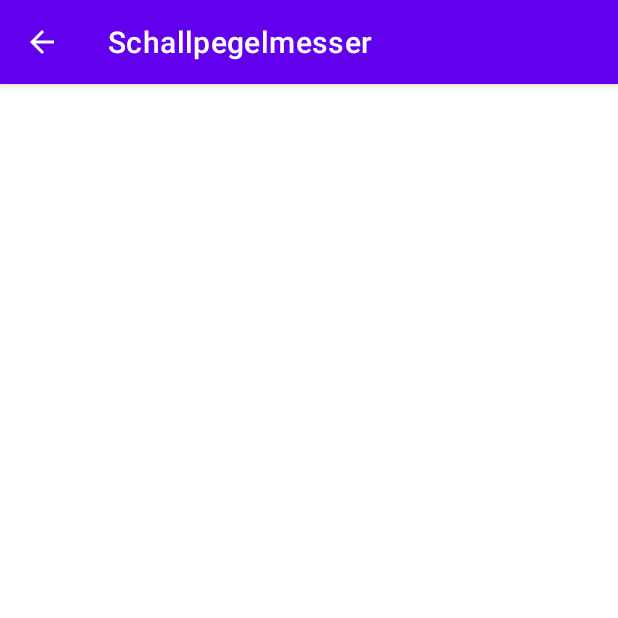
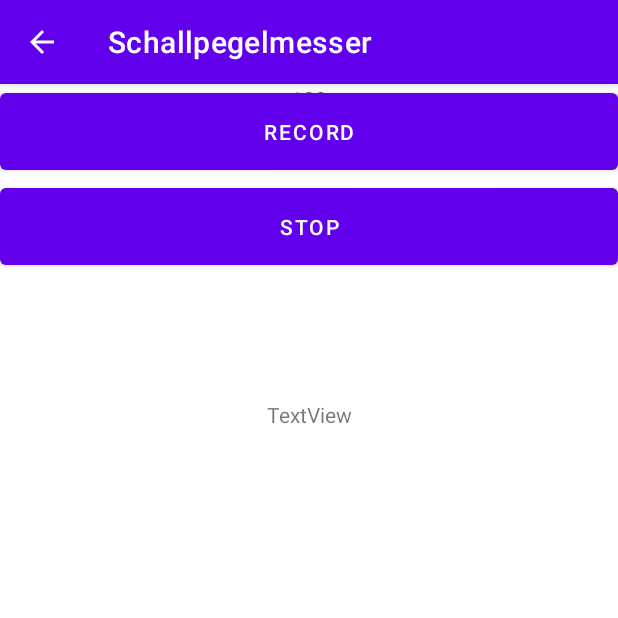
Before and after one commit to Jannik04-cpu/Messurehut, an Android app: the SchallpegelmesserActivity screen opened directly, with no data from a screen before it, on a phone screen of 412 x 824 dp, the top half of it. Run offline under Robolectric (Android 15) with nearby library versions, the phone set to English and light mode, and no system bars.

Commit message:
audio recording does kinda work :)

```diff
--- a/app/build.gradle
+++ b/app/build.gradle
@@ -29,9 +29,9 @@ android {
 
 dependencies {
 
-    implementation 'androidx.appcompat:appcompat:1.3.0'
-    implementation 'com.google.android.material:material:1.4.0'
-    implementation 'androidx.constraintlayout:constraintlayout:2.0.4'
+    implementation 'androidx.appcompat:appcompat:1.4.2'
+    implementation 'com.google.android.material:material:1.6.1'
+    implementation 'androidx.constraintlayout:constraintlayout:2.1.4'
     testImplementation 'junit:junit:4.13.2'
     androidTestImplementation 'androidx.test.ext:junit:1.1.3'
     androidTestImplementation 'androidx.test.espresso:espresso-core:3.4.0'
--- a/app/src/main/AndroidManifest.xml
+++ b/app/src/main/AndroidManifest.xml
@@ -5,6 +5,9 @@
 
     <uses-feature android:name="android.hardware.sensor.accelerometer" android:required="true"/>
     <uses-feature android:name="android.hardware.sensor.gyroscope" android:required="true"/>
+    <uses-permission android:name="android.permission.VIBRATE" />
+    <uses-permission android:name="android.permission.WRITE_EXTERNAL_STORAGE"/>
+    <uses-permission android:name="android.permission.RECORD_AUDIO"/>
 
     <application
         android:allowBackup="true"
@@ -15,7 +18,8 @@
         android:roundIcon="@mipmap/ic_launcher_round"
         android:supportsRtl="true"
         android:theme="@style/Theme.Messurehut"
-        tools:targetApi="31">
+        android:requestLegacyExternalStorage="true"
+        tools:targetApi="32">
         <activity
             android:name=".SpiritLevelActivity"
             android:exported="false" />
--- /dev/null
+++ b/app/src/main/java/com/example/messurehut/sensor/Soundmeter.java
@@ -0,0 +1,76 @@
+package com.example.messurehut.sensor;
+
+import static android.media.AudioManager.MODE_NORMAL;
+
+import android.Manifest;
+import android.app.Activity;
+import android.app.Application;
+import android.content.Context;
+import android.content.pm.PackageManager;
+import android.media.AudioManager;
+import android.media.MediaRecorder;
+import android.provider.MediaStore;
+
+import androidx.core.app.ActivityCompat;
+import androidx.core.content.ContextCompat;
+
+import java.io.IOException;
+
+public class Soundmeter {
+    private static final double EMA_FILTER = 0.6;
+
+    public MediaRecorder mediaRecorder;
+
+    private static int MICROPHONE_PERMISSION_CODE = 200;
+
+    public Soundmeter(Activity activity){
+        mediaRecorder = new MediaRecorder(activity.getApplicationContext());
+    }
+
+    public void start(Context context, Activity activity){
+
+        System.out.println("Ist Mikrofon verfügbar: " + isMicrophoneAvailable(context));
+
+        if(isMicrophoneAvailable(context)) {
+            getMicrophonePermission(context, activity);
+        }
+
+        mediaRecorder.setAudioSource(MediaRecorder.AudioSource.MIC);
+        mediaRecorder.setOutputFormat(MediaRecorder.OutputFormat.THREE_GPP);
+        mediaRecorder.setOutputFile(context.getFilesDir() + "test");
+        mediaRecorder.setAudioEncoder(MediaRecorder.AudioEncoder.AMR_NB);
+
+        try{
+            mediaRecorder.prepare();
+        } catch (IllegalStateException | IOException e){
+            e.printStackTrace();
+        }
+
+        mediaRecorder.start();
+    }
+
+    public void stop(){
+        if(mediaRecorder != null){
+            mediaRecorder.stop();
+            mediaRecorder.release();
+            mediaRecorder = null;
+        }
+    }
+
+    public double getDecibel(){
+        Double doubel = 20 * Math.log10(mediaRecorder.getMaxAmplitude() / 2700.0);
+        return doubel;
+    }
+
+    private void getMicrophonePermission(Context context, Activity activity){
+        if(ContextCompat.checkSelfPermission(context, Manifest.permission.RECORD_AUDIO) != PackageManager.PERMISSION_GRANTED){
+            ActivityCompat.requestPermissions(activity, new String[]
+                    {Manifest.permission.RECORD_AUDIO}, MICROPHONE_PERMISSION_CODE);
+        }
+    }
+
+    public static boolean isMicrophoneAvailable(Context context) {
+        AudioManager audioManager = (AudioManager) context.getApplicationContext().getSystemService(Context.AUDIO_SERVICE);
+        return audioManager.getMode() == MODE_NORMAL;
+    }
+}
--- a/app/src/main/res/layout/activity_schallpegel.xml
+++ b/app/src/main/res/layout/activity_schallpegel.xml
@@ -4,14 +4,54 @@
     xmlns:tools="http://schemas.android.com/tools"
     android:layout_width="match_parent"
     android:layout_height="match_parent">
-    <LinearLayout
-        xmlns:android="http://schemas.android.com/apk/res/android"
-        android:orientation="vertical"
+
+
+    <Button
+        android:id="@+id/button"
         android:layout_width="match_parent"
-        android:layout_height="match_parent">
-        <ListView
-            android:layout_width="match_parent"
-            android:layout_height="match_parent"/>
-    </LinearLayout>
+        android:layout_height="63dp"
+        android:onClick="onClickRecord"
+        android:text="Record"
+        android:visibility="visible"
+        app:layout_constraintBottom_toTopOf="@+id/button2"
+        app:layout_constraintEnd_toEndOf="parent"
+        app:layout_constraintHorizontal_bias="0.0"
+        app:layout_constraintStart_toStartOf="parent"
+        app:layout_constraintTop_toTopOf="parent"
+        app:layout_constraintVertical_bias="0.53" />
+
+    <Button
+        android:id="@+id/button2"
+        android:layout_width="match_parent"
+        android:layout_height="63dp"
+        android:onClick="onClickStop"
+        android:text="Stop"
+        app:layout_constraintBottom_toTopOf="@+id/decibel"
+        app:layout_constraintEnd_toEndOf="parent"
+        app:layout_constraintStart_toStartOf="parent"
+        app:layout_constraintTop_toBottomOf="@+id/button" />
+
+    <TextView
+        android:id="@+id/decibel"
+        android:layout_width="wrap_content"
+        android:layout_height="wrap_content"
+        android:layout_marginTop="84dp"
+        android:text="TextView"
+        android:visibility="visible"
+        app:layout_constraintLeft_toLeftOf="parent"
+        app:layout_constraintRight_toRightOf="parent"
+        app:layout_constraintTop_toBottomOf="@+id/button2" />
+
+    <TextView
+        android:id="@+id/maxDecibel"
+        android:layout_width="wrap_content"
+        android:layout_height="wrap_content"
+        android:layout_marginTop="184dp"
+        android:text="TextView"
+        app:layout_constraintLeft_toLeftOf="parent"
+        app:layout_constraintRight_toRightOf="parent"
+        tools:layout_editor_absoluteY="253dp"
+        tools:ignore="MissingConstraints" />
+
 
 </androidx.constraintlayout.widget.ConstraintLayout>
```
Also changed, not shown: app/src/main/java/com/example/messurehut/MainActivity.java (+6 -3 lines), app/src/main/java/com/example/messurehut/SchallpegelmesserActivity.java (+68 -4 lines), app/src/main/java/com/example/messurehut/SpiritLevelActivity.java (+25 -1 lines), app/src/main/res/layout/activity_main.xml (+15 -3 lines).
